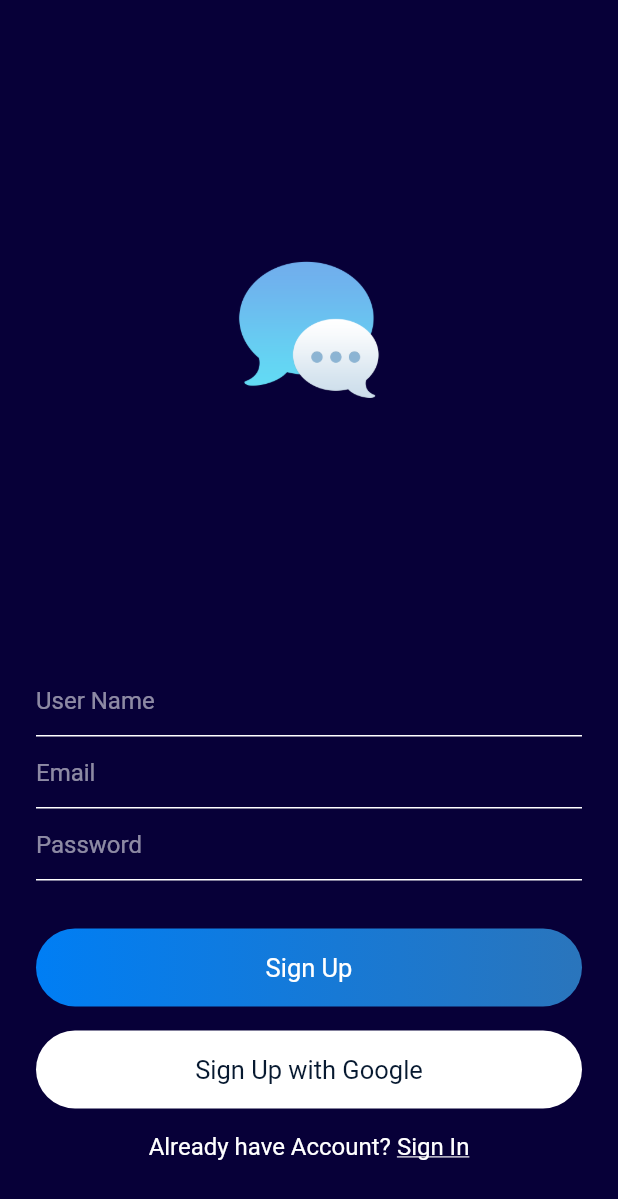
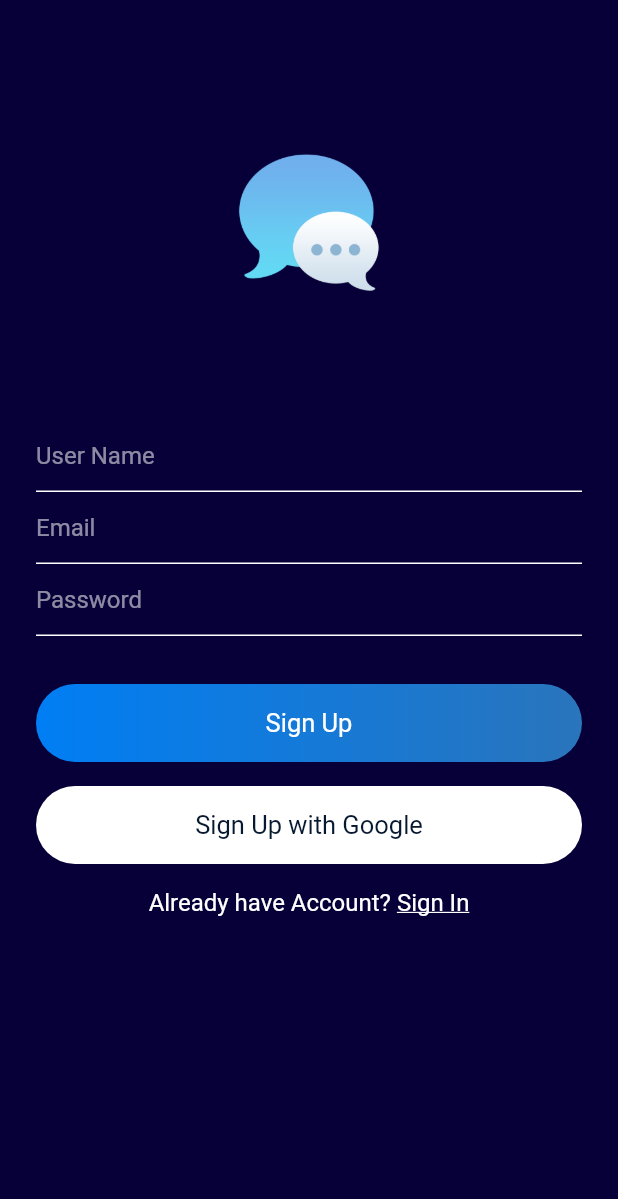
Before and after one commit to Satyam-Jaiswal/ChatApp-Flutter, a Flutter app: the SignUp screen opened directly, on a phone screen of 412 x 824 dp. Shown: the top 1199 px of the screen. Run offline on Flutter 3.47's test engine with Material 2 defaults, Android fonts, the phone set to English and light mode, and no system bars; our stand-ins replace firebase_auth; accounts and stored records are empty.

Commit message:
Resolve overflow problem on opening keyboard

```diff
--- a/lib/screens/chatroom.dart
+++ b/lib/screens/chatroom.dart
@@ -1,5 +1,6 @@
 // import 'package:Chatapp/widgets/widgets.dart';
-import 'package:Chatapp/screens/signin.dart';
+import 'package:Chatapp/necessities/authenticate.dart';
+// import 'package:Chatapp/screens/signin.dart';
 import 'package:Chatapp/services/auth.dart';
 import 'package:flutter/material.dart';
 
@@ -24,7 +25,7 @@ class _ChatRoomState extends State<ChatRoom> {
           GestureDetector(
             onTap: () {
              authService.signOut() ;
-             Navigator.pushReplacement(context, MaterialPageRoute(builder: (context) => SignIn(),));
+             Navigator.pushReplacement(context, MaterialPageRoute(builder: (context) => Authenticate(),));
             },
             child: Container(
                 padding: EdgeInsets.symmetric(horizontal: 16),
--- a/lib/screens/signup.dart
+++ b/lib/screens/signup.dart
@@ -1,5 +1,6 @@
+import 'package:Chatapp/necessities/authenticate.dart';
 import 'package:Chatapp/necessities/theme.dart';
-import 'package:Chatapp/screens/signin.dart';
+// import 'package:Chatapp/screens/signin.dart';
 import 'package:Chatapp/services/auth.dart';
 import 'package:Chatapp/widgets/widgets.dart';
 import 'package:flutter/material.dart';
@@ -45,6 +46,7 @@ class _SignUpState extends State<SignUp> {
   @override
   Widget build(BuildContext context) {
     return Scaffold(
+      // resizeToAvoidBottomInset: false,
       // appBar: appBarMain(context),
       body: isLoading
           ? Container(
@@ -53,17 +55,24 @@ class _SignUpState extends State<SignUp> {
               ),
             )
           : Container(
+            // ListView : true,
               padding: EdgeInsets.symmetric(horizontal: 24),
-              child: Column(
+              child: ListView(
                 children: [
-                  Spacer(),
+                  // Spacer(),
+                   SizedBox(
+                    height: 100,
+                  ),
                   Center(
                     child: Image.asset(
                       "assets/images/logo.png",
                       height: 100,
                     ),
                   ),
-                  Spacer(),
+                  // Spacer(),
+                   SizedBox(
+                    height: 80,
+                  ),
                   Form(
                     key: formKey,
                     child: Column(
@@ -159,8 +168,8 @@ class _SignUpState extends State<SignUp> {
                         onTap: () {
                           Navigator.push(
                             context,
-                            MaterialPageRoute(builder: (context) => SignIn()),
-                          );
+                            MaterialPageRoute(builder: (context) => Authenticate(),
+                          ));
                         },
                         child: Text(
                           "Sign In",
```
Also changed, not shown: lib/screens/signin.dart (+9 -3 lines).
